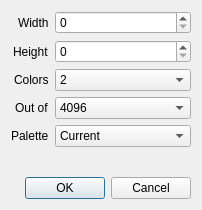
Above: src/importimagedialog.ui from Vesuri/excellence before the change. Below: the same form after it.
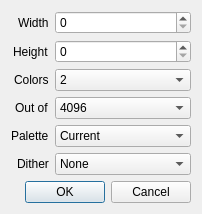
That is the form after the change.

Commit message: Add Dither option (None/Floyd-Steinberg/Pattern) to Import Image dialog

```diff
--- a/src/importimagedialog.ui
+++ b/src/importimagedialog.ui
@@ -194,6 +194,32 @@
        </item>
       </widget>
      </item>
+     <item row="5" column="0">
+      <widget class="QLabel" name="labelDither">
+       <property name="text">
+        <string>Dither</string>
+       </property>
+      </widget>
+     </item>
+     <item row="5" column="1">
+      <widget class="QComboBox" name="comboBoxDither">
+       <item>
+        <property name="text">
+         <string>None</string>
+        </property>
+       </item>
+       <item>
+        <property name="text">
+         <string>Floyd-Steinberg</string>
+        </property>
+       </item>
+       <item>
+        <property name="text">
+         <string>Pattern</string>
+        </property>
+       </item>
+      </widget>
+     </item>
     </layout>
    </item>
    <item>
```
The commit also changes 10 other files.
